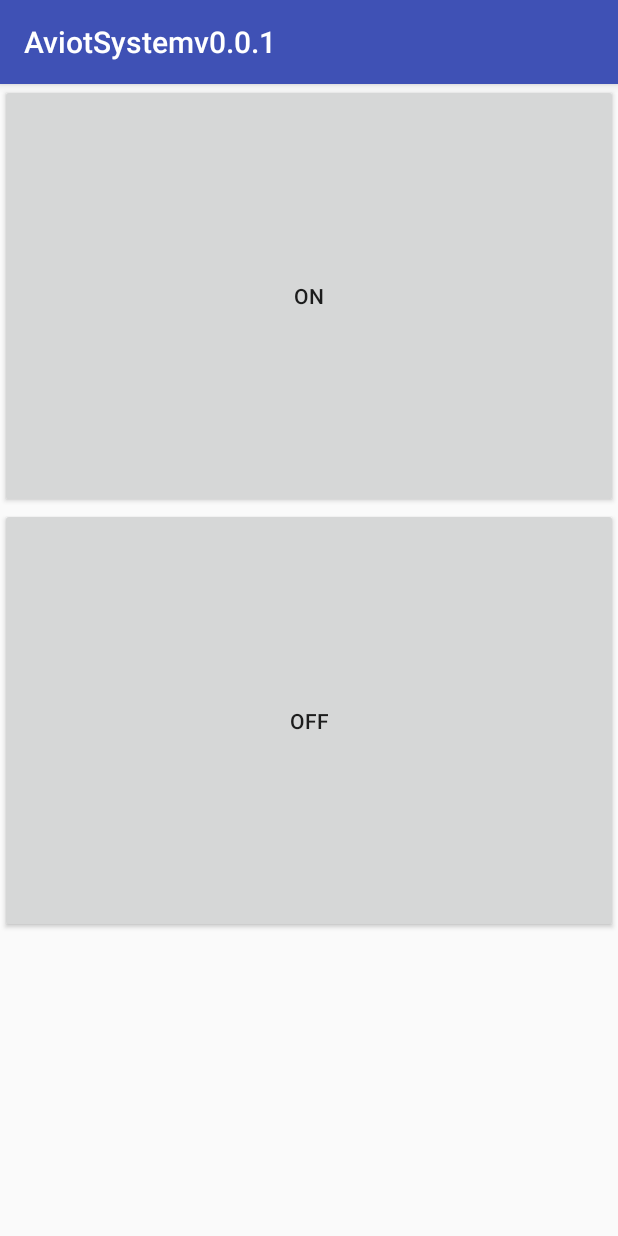
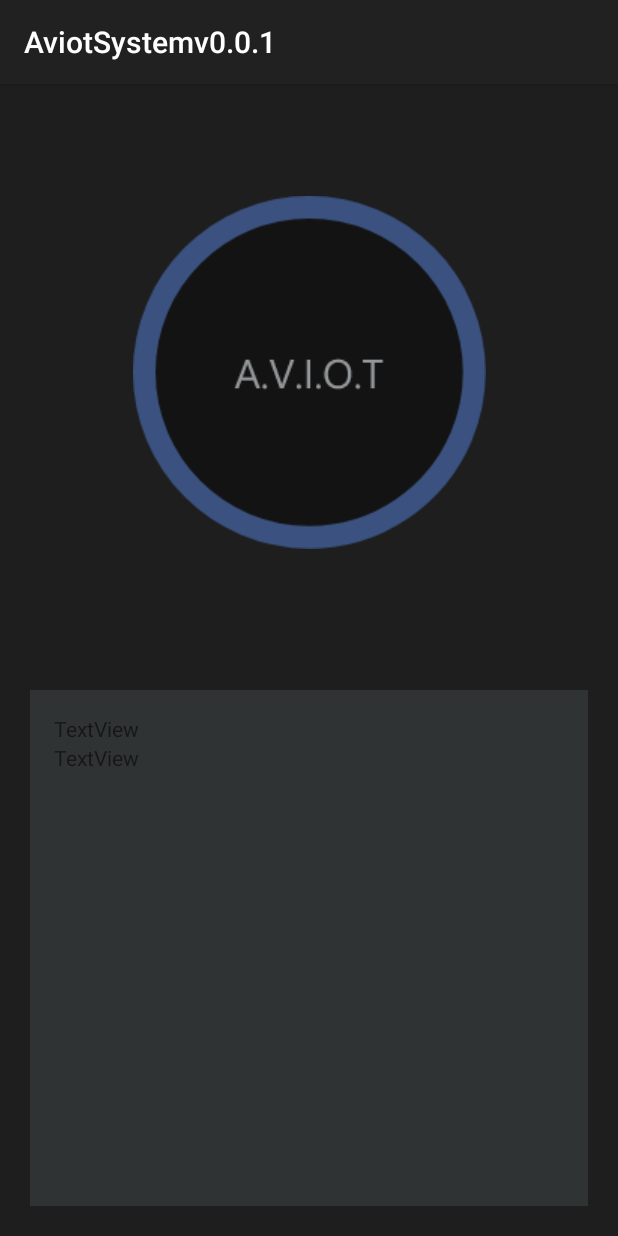
Before and after one commit to przemyslawgesieniec/PracaInzynierska, an Android app: the screen it shows after launch (VoiceControlActivity), on a phone screen of 412 x 824 dp. Run offline under Robolectric (Android 15) with nearby library versions, the phone set to English and light mode, and no system bars.

```diff
--- a/AviotSystemv0.0.1/app/src/main/java/com/gesieniec/przemyslaw/aviotsystemv001/VoiceControlActivity.java
+++ b/AviotSystemv0.0.1/app/src/main/java/com/gesieniec/przemyslaw/aviotsystemv001/VoiceControlActivity.java
@@ -4,12 +4,19 @@ import android.os.Bundle;
 import android.support.v7.app.AppCompatActivity;
 import android.support.v7.widget.Toolbar;
 import android.view.View;
+import android.widget.TextView;
 import android.widget.Toast;
 
+import com.gesieniec.przemyslaw.aviotsystemv001.taskhandler.ITaskDispatcherListener;
+import com.gesieniec.przemyslaw.aviotsystemv001.taskhandler.TaskDispatcher;
 import com.gesieniec.przemyslaw.aviotsystemv001.voicehandler.VoiceRecognition;
 import com.gesieniec.przemyslaw.aviotsystemv001.voicehandler.CommandDataClass;
-public class VoiceControlActivity extends AppCompatActivity{
+public class VoiceControlActivity extends AppCompatActivity implements ITaskDispatcherListener{
 
+    public void setAviotButtonState(boolean aviotButtonState) {
+        this.aviotButtonState = aviotButtonState;
+    }
+    private boolean aviotButtonState = false;
     private VoiceRecognition voiceRecognition;
 
     @Override
@@ -26,15 +33,28 @@ public class VoiceControlActivity extends AppCompatActivity{
          *Voice recognition setup in constructor
          */
         voiceRecognition = new VoiceRecognition(this);
-    }
-    public void onClickGetSpeechInput(View view) {
-        voiceRecognition.getSpeechRecognizer().startListening(voiceRecognition.getSpeechRecognizerIntent());
+        /**
+         *Task Dispatcher setup
+         */
+        TaskDispatcher.addListener(this);
     }
 
-    public void btn_VoiceRecDeactivation(View view) {
-        voiceRecognition.getSpeechRecognizer().stopListening();
+    public void onClickStartStopCapturing(View view) {
+        if(aviotButtonState == false)
+        {
+          //  Toast.makeText(this, "was off and clicked", Toast.LENGTH_SHORT).show();
+            voiceRecognition.getSpeechRecognizer().startListening(voiceRecognition.getSpeechRecognizerIntent());
+            aviotButtonState = true;
+        }
+        else{
+            voiceRecognition.getSpeechRecognizer().stopListening();
+            //voiceRecognition.getSpeechRecognizer().cancel();
+          //  Toast.makeText(this, "was on and clicked", Toast.LENGTH_SHORT).show();
+            aviotButtonState = false;
+        }
     }
-
-
-
+    @Override
+    public void handleDispatchedTask(String arg) {
+        Toast.makeText(this, "poszlo !!!!!"+arg, Toast.LENGTH_SHORT).show();
+    }
 }
--- /dev/null
+++ b/AviotSystemv0.0.1/app/src/main/java/com/gesieniec/przemyslaw/aviotsystemv001/taskhandler/ITaskDispatcherListener.java
@@ -0,0 +1,9 @@
+package com.gesieniec.przemyslaw.aviotsystemv001.taskhandler;
+
+/**
+ * Created by przem on 09.11.2017.
+ */
+
+public interface ITaskDispatcherListener {
+    void handleDispatchedTask(String arg);
+}
--- a/AviotSystemv0.0.1/app/src/main/java/com/gesieniec/przemyslaw/aviotsystemv001/taskhandler/TaskDispatcher.java
+++ b/AviotSystemv0.0.1/app/src/main/java/com/gesieniec/przemyslaw/aviotsystemv001/taskhandler/TaskDispatcher.java
@@ -1,11 +1,14 @@
 package com.gesieniec.przemyslaw.aviotsystemv001.taskhandler;
 
+import android.speech.tts.Voice;
 import android.util.Log;
 
+import com.gesieniec.przemyslaw.aviotsystemv001.VoiceControlActivity;
 import com.gesieniec.przemyslaw.aviotsystemv001.voicehandler.VoiceCommandHandler;
 import com.gesieniec.przemyslaw.aviotsystemv001.voicehandler.VoiceCommand;
 
 import java.util.ArrayList;
+import java.util.List;
 
 /**
  * Created by przem on 01.11.2017.
@@ -19,7 +22,7 @@ import java.util.ArrayList;
  *
  */
 
-public final class TaskDispatcher {
+public class TaskDispatcher {
 
     public enum TaskContext{
         EXECUTE_VOICE_COMMAND,
@@ -27,6 +30,14 @@ public final class TaskDispatcher {
         GUI_COMMAND,
         SEND_UDP_MESSAGE,
         IOT_CONSISTENCY_REQUEST
+    }
+
+    private static ArrayList<ITaskDispatcherListener> listeners = new ArrayList<>();
+
+    public static void addListener(ITaskDispatcherListener listener){
+        listeners.add(listener);
+        Log.d("TaskDispatcher","someone inserted listener" + listeners.size());
+
     }
 
     public static boolean newTask(TaskContext cause, CommonCommand data){
@@ -39,6 +50,7 @@ public final class TaskDispatcher {
                         /**
                          * This method know only if the command was intepreted or not.
                          */
+                        Log.d("TaskDispatcher","command interpreted");
                        return voiceCommandHandler.interpreteCommand(voiceResults);
                     }
                 }
@@ -47,11 +59,16 @@ public final class TaskDispatcher {
                 if(data instanceof VoiceCommand){
                     try{
                         VoiceCommandHandler voiceCommandHandler = new VoiceCommandHandler((VoiceCommand)data);
-                        return voiceCommandHandler.executeCommand();
-                        //Execute Command
-                            //->Update GUI
+                        if(voiceCommandHandler.executeCommand()){
+                            Log.d("TaskDispatcher","execute command");
+                          //  Log.d("TaskDispatcher","listeners size: "+  listeners.size()); //TUTAJ MAM NULL POINTER EXEPTION
+
+//                            for(ITaskDispatcherListener executeVoiceCommandListener : listeners)
+//                                executeVoiceCommandListener.handleDispatchedTask("dupa");
                             //->Voice Synthesis answer
                             //->Send UDP MSG
+                            return true;
+                        }
                     }
                     catch (Exception e){
                         Log.d("TaskDispatcher:", e.toString());
--- a/AviotSystemv0.0.1/app/src/main/java/com/gesieniec/przemyslaw/aviotsystemv001/voicehandler/VoiceRecognition.java
+++ b/AviotSystemv0.0.1/app/src/main/java/com/gesieniec/przemyslaw/aviotsystemv001/voicehandler/VoiceRecognition.java
@@ -60,7 +60,9 @@ public class VoiceRecognition implements RecognitionListener {
     public void onBufferReceived(byte[] buffer) {}
 
     @Override
-    public void onEndOfSpeech() {}
+    public void onEndOfSpeech() {
+        vca.setAviotButtonState(false);
+    }
 
     @Override
     public void onError(int error) {
@@ -89,6 +91,7 @@ public class VoiceRecognition implements RecognitionListener {
         else{
             Toast.makeText(vca, "something went wrong", Toast.LENGTH_SHORT).show();
         }
+        vca.setAviotButtonState(false);
     }
 
     @Override
--- a/AviotSystemv0.0.1/app/src/main/res/layout/content_voice_control.xml
+++ b/AviotSystemv0.0.1/app/src/main/res/layout/content_voice_control.xml
@@ -4,27 +4,60 @@
     xmlns:tools="http://schemas.android.com/tools"
     android:layout_width="match_parent"
     android:layout_height="match_parent"
+    android:background="@color/colorBackground"
     android:orientation="vertical"
+    android:weightSum="1"
     app:layout_behavior="@string/appbar_scrolling_view_behavior"
     tools:context="com.gesieniec.przemyslaw.aviotsystemv001.VoiceControlActivity"
-    tools:showIn="@layout/activity_voice_control"
-    android:weightSum="1">
+    tools:showIn="@layout/activity_voice_control">
 
 
-    <Button
-        android:id="@+id/btn_VoiceRecActivation"
+    <ImageButton
         android:layout_width="match_parent"
-        android:layout_height="wrap_content"
-        android:layout_weight="0.35"
-        android:onClick="onClickGetSpeechInput"
-        android:text="On" />
+        android:layout_height="match_parent"
+        android:layout_weight="0.5"
+        android:background="@null"
+        android:onClick="onClickStartStopCapturing"
+        app:srcCompat="@mipmap/aviot_button" />
 
-    <Button
-        android:id="@+id/btn_VoiceRecDeactivation"
+    <LinearLayout
+        android:id="@+id/view_console"
         android:layout_width="match_parent"
-        android:layout_height="wrap_content"
-        android:layout_weight="0.35"
-        android:onClick="btn_VoiceRecDeactivation"
-        android:text="Off" />
+        android:layout_height="match_parent"
+        android:paddingLeft="@dimen/fab_margin"
+        android:paddingTop="@dimen/fab_margin"
+        android:paddingRight="@dimen/fab_margin"
+        android:layout_margin="20dp"
+        android:layout_weight="0.5"
+        android:background="@color/colorConsole"
+        android:orientation="vertical">
+
+
+        <ScrollView
+            android:layout_width="match_parent"
+            android:layout_height="match_parent">
+
+            <LinearLayout
+                android:layout_width="match_parent"
+                android:layout_height="wrap_content"
+                android:orientation="vertical" >
+
+                <TextView
+                    android:id="@+id/textView2"
+                    android:layout_width="match_parent"
+                    android:layout_height="wrap_content"
+                    android:text="TextView" />
+
+                <TextView
+                    android:id="@+id/textView3"
+                    android:layout_width="match_parent"
+                    android:layout_height="wrap_content"
+                    android:text="TextView" />
+            </LinearLayout>
+
+        </ScrollView>
+
+
+    </LinearLayout>
 
 </LinearLayout>
--- a/AviotSystemv0.0.1/app/src/main/res/values/colors.xml
+++ b/AviotSystemv0.0.1/app/src/main/res/values/colors.xml
@@ -1,6 +1,9 @@
 <?xml version="1.0" encoding="utf-8"?>
 <resources>
-    <color name="colorPrimary">#3F51B5</color>
-    <color name="colorPrimaryDark">#303F9F</color>
+    <color name="colorPrimary">#212121</color>
+    <color name="colorPrimaryDark">#000000</color>
     <color name="colorAccent">#FF4081</color>
+    <color name="colorBackground">#1E1E1E</color>
+    <color name="colorConsole">#2F3334</color>
+
 </resources>
```
Also changed, not shown: AviotSystemv0.0.1/app/src/main/res/layout/activity_voice_control.xml (line endings or trailing spaces), AviotSystemv0.0.1/app/src/main/res/mipmap-mdpi/aviot_button.png (added).
